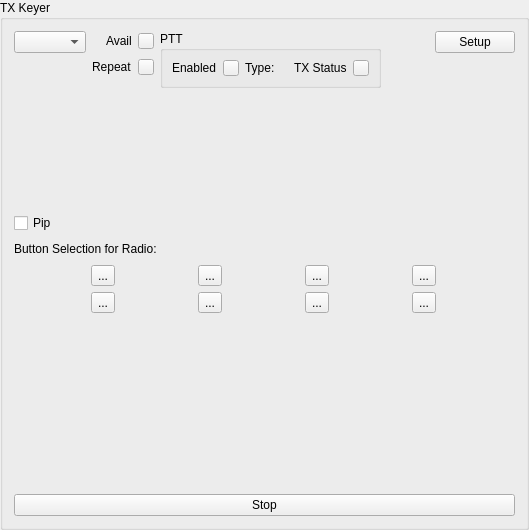
Above: mqt/MqtLogger/txvmbuttonsframe.ui from Rsclub22/Minos2-Mirror before the change. Below: the same form after it.
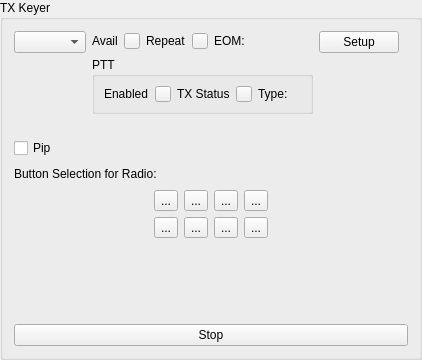
That is the form after the change.

Commit message: add display of PTT type - fix repeat indicator

```diff
--- a/mqt/MqtLogger/txvmbuttonsframe.ui
+++ b/mqt/MqtLogger/txvmbuttonsframe.ui
@@ -6,8 +6,8 @@
    <rect>
     <x>0</x>
     <y>0</y>
-    <width>529</width>
-    <height>530</height>
+    <width>422</width>
+    <height>360</height>
    </rect>
   </property>
   <property name="windowTitle">
@@ -16,7 +16,7 @@
   <property name="title">
    <string>TX Keyer</string>
   </property>
-  <layout class="QVBoxLayout" name="verticalLayout_6">
+  <layout class="QVBoxLayout" name="verticalLayout_2">
    <item>
     <layout class="QHBoxLayout" name="horizontalLayout_3">
      <item>
@@ -43,19 +43,6 @@
       <layout class="QVBoxLayout" name="verticalLayout">
        <item>
         <layout class="QHBoxLayout" name="horizontalLayout_5">
-         <item>
-          <spacer name="horizontalSpacer_2">
-           <property name="orientation">
-            <enum>Qt::Horizontal</enum>
-           </property>
-           <property name="sizeHint" stdset="0">
-            <size>
-             <width>40</width>
-             <height>20</height>
-            </size>
-           </property>
-          </spacer>
-         </item>
          <item>
           <widget class="QLabel" name="availLabel">
            <property name="text">
@@ -85,23 +72,8 @@
            </property>
           </widget>
          </item>
-        </layout>
-       </item>
        <item>
         <layout class="QHBoxLayout" name="horizontalLayout_4">
-         <item>
-          <spacer name="horizontalSpacer_3">
-           <property name="orientation">
-            <enum>Qt::Horizontal</enum>
-           </property>
-           <property name="sizeHint" stdset="0">
-            <size>
-             <width>40</width>
-             <height>20</height>
-            </size>
-           </property>
-          </spacer>
-         </item>
          <item>
           <widget class="QLabel" name="repeatLabel">
            <property name="text">
@@ -131,25 +103,43 @@
            </property>
           </widget>
          </item>
-        </layout>
+           <item>
+            <layout class="QHBoxLayout" name="horizontalLayout_13">
+             <item>
+              <widget class="QLabel" name="eomLabel">
+               <property name="text">
+                <string>EOM:</string>
+               </property>
+              </widget>
        </item>
        <item>
-        <spacer name="verticalSpacer_4">
+              <widget class="QLabel" name="eomText">
+               <property name="text">
+                <string/>
+               </property>
+              </widget>
+             </item>
+             <item>
+              <spacer name="horizontalSpacer_3">
          <property name="orientation">
-          <enum>Qt::Vertical</enum>
+                <enum>Qt::Horizontal</enum>
          </property>
          <property name="sizeHint" stdset="0">
           <size>
-           <width>20</width>
-           <height>40</height>
+                 <width>40</width>
+                 <height>20</height>
           </size>
          </property>
         </spacer>
        </item>
       </layout>
      </item>
+          </layout>
+         </item>
+        </layout>
+       </item>
      <item>
-      <layout class="QVBoxLayout" name="verticalLayout_2">
+        <layout class="QHBoxLayout" name="horizontalLayout_14">
        <item>
         <widget class="QGroupBox" name="pttGroupBox">
          <property name="title">
@@ -191,24 +181,6 @@
               </item>
              </layout>
             </item>
-            <item>
-             <layout class="QHBoxLayout" name="horizontalLayout_8">
-              <item>
-               <widget class="QLabel" name="pttTypeLabel">
-                <property name="text">
-                 <string>Type:</string>
-                </property>
-               </widget>
-              </item>
-              <item>
-               <widget class="QLabel" name="pttTypeText">
-                <property name="text">
-                 <string/>
-                </property>
-               </widget>
-              </item>
-             </layout>
-            </item>
             <item>
              <layout class="QHBoxLayout" name="horizontalLayout_6">
               <item>
@@ -240,12 +212,45 @@
                 </property>
                </widget>
               </item>
+                <item>
+                 <layout class="QHBoxLayout" name="horizontalLayout_8">
+                  <item>
+                   <widget class="QLabel" name="pttTypeLabel">
+                    <property name="text">
+                     <string>Type:</string>
+                    </property>
+                   </widget>
+                  </item>
+                  <item>
+                   <widget class="QLabel" name="pttTypeText">
+                    <property name="text">
+                     <string/>
+                    </property>
+                   </widget>
+                  </item>
              </layout>
             </item>
            </layout>
           </item>
          </layout>
-        </widget>
+            </item>
+           </layout>
+          </widget>
+         </item>
+         <item>
+          <spacer name="horizontalSpacer_2">
+           <property name="orientation">
+            <enum>Qt::Horizontal</enum>
+           </property>
+           <property name="sizeHint" stdset="0">
+            <size>
+             <width>40</width>
+             <height>20</height>
+            </size>
+           </property>
+          </spacer>
+         </item>
+        </layout>
        </item>
        <item>
         <spacer name="verticalSpacer">
@@ -254,7 +259,7 @@
          </property>
          <property name="sizeHint" stdset="0">
           <size>
-           <width>64</width>
+           <width>98</width>
            <height>18</height>
           </size>
          </property>
@@ -262,19 +267,6 @@
        </item>
       </layout>
      </item>
-     <item>
-      <spacer name="horizontalSpacer">
-       <property name="orientation">
-        <enum>Qt::Horizontal</enum>
-       </property>
-       <property name="sizeHint" stdset="0">
-        <size>
-         <width>128</width>
-         <height>53</height>
-        </size>
-       </property>
-      </spacer>
-     </item>
      <item>
       <layout class="QVBoxLayout" name="verticalLayout_4">
        <item>
@@ -299,6 +291,19 @@
        </item>
       </layout>
      </item>
+     <item>
+      <spacer name="horizontalSpacer">
+       <property name="orientation">
+        <enum>Qt::Horizontal</enum>
+       </property>
+       <property name="sizeHint" stdset="0">
+        <size>
+         <width>128</width>
+         <height>53</height>
+        </size>
+       </property>
+      </spacer>
+     </item>
     </layout>
    </item>
    <item>
@@ -354,6 +359,19 @@
      </item>
      <item>
       <layout class="QHBoxLayout" name="horizontalLayout">
+       <item>
+        <spacer name="horizontalSpacer_6">
+         <property name="orientation">
+          <enum>Qt::Horizontal</enum>
+         </property>
+         <property name="sizeHint" stdset="0">
+          <size>
+           <width>40</width>
+           <height>20</height>
+          </size>
+         </property>
+        </spacer>
+       </item>
        <item>
         <widget class="QToolButton" name="vmToolButton1">
          <property name="text">
@@ -382,10 +400,36 @@
          </property>
         </widget>
        </item>
+       <item>
+        <spacer name="horizontalSpacer_5">
+         <property name="orientation">
+          <enum>Qt::Horizontal</enum>
+         </property>
+         <property name="sizeHint" stdset="0">
+          <size>
+           <width>40</width>
+           <height>20</height>
+          </size>
+         </property>
+        </spacer>
+       </item>
       </layout>
      </item>
      <item>
       <layout class="QHBoxLayout" name="horizontalLayout_2">
+       <item>
+        <spacer name="horizontalSpacer_7">
+         <property name="orientation">
+          <enum>Qt::Horizontal</enum>
+         </property>
+         <property name="sizeHint" stdset="0">
+          <size>
+           <width>40</width>
+           <height>20</height>
+          </size>
+         </property>
+        </spacer>
+       </item>
        <item>
         <widget class="QToolButton" name="vmToolButton5">
          <property name="text">
@@ -414,6 +458,19 @@
          </property>
         </widget>
        </item>
+       <item>
+        <spacer name="horizontalSpacer_8">
+         <property name="orientation">
+          <enum>Qt::Horizontal</enum>
+         </property>
+         <property name="sizeHint" stdset="0">
+          <size>
+           <width>40</width>
+           <height>20</height>
+          </size>
+         </property>
+        </spacer>
+       </item>
       </layout>
      </item>
     </layout>
```
Lines whose indentation alone changed are shown as unchanged. The commit also changes 6 other files.
